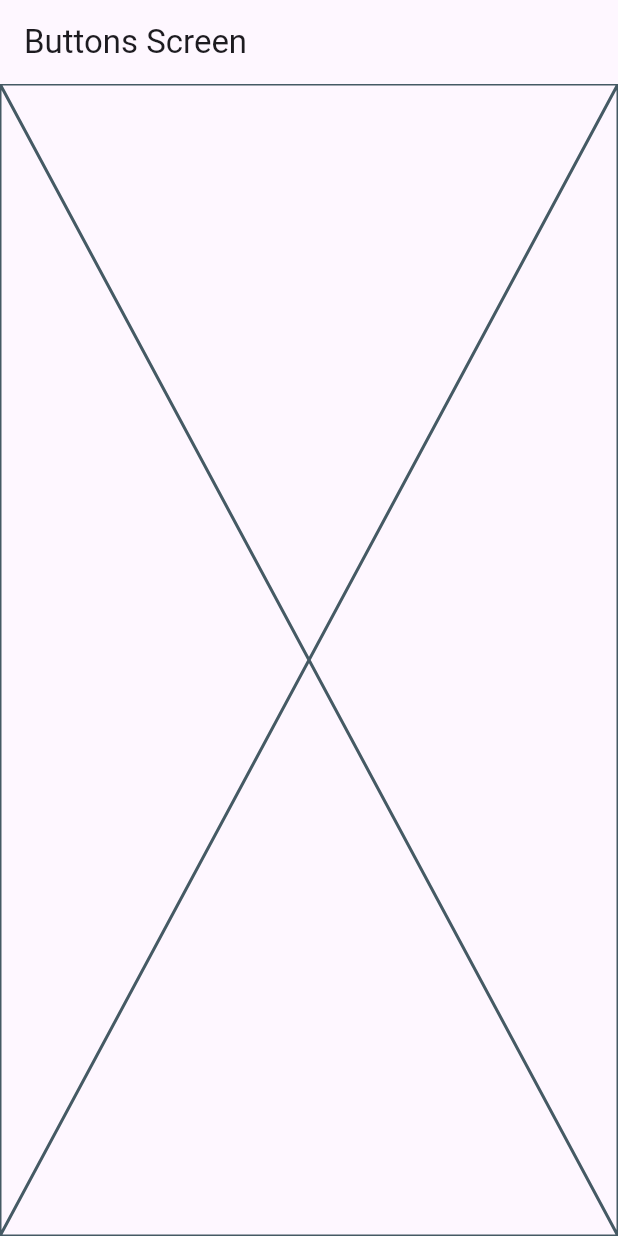
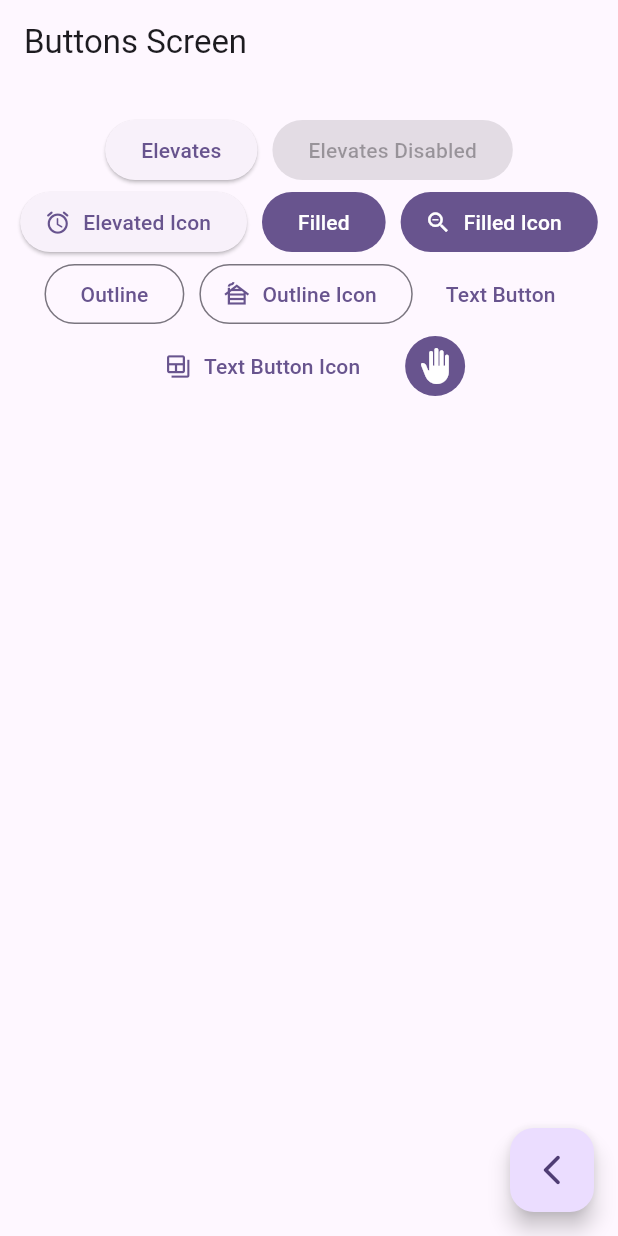
Before and after one commit to Fredy002/FlutterRiverpodWidgetsSuite, a Flutter app: the ButtonsScreen screen opened by its route, on a phone screen of 412 x 824 dp. Run offline on Flutter 3.47's test engine with Material 2 defaults, Android fonts, the phone set to English and light mode, and no system bars; our stand-ins replace go_router.

Commit message:
types of buttons

```diff
--- a/lib/src/screens/buttons/buttonsScreen.dart
+++ b/lib/src/screens/buttons/buttonsScreen.dart
@@ -1,5 +1,6 @@
 // ignore_for_file: file_names
 import 'package:flutter/material.dart';
+import 'package:go_router/go_router.dart';
 
 class ButtonsScreen extends StatelessWidget {
   static const String name = 'buttons_screen';
@@ -10,7 +11,65 @@ class ButtonsScreen extends StatelessWidget {
   Widget build(BuildContext context) {
     return Scaffold(
       appBar: AppBar(title: const Text('Buttons Screen')),
-      body: const Placeholder(),
+      body: const _buttonsView(),
+      floatingActionButton: FloatingActionButton(
+        onPressed: () {
+          context.pop();
+        },
+        child: const Icon(Icons.arrow_back_ios_new_rounded),
+      ),
     );
   }
 }
+
+class _buttonsView extends StatelessWidget {
+  const _buttonsView();
+
+  @override
+  Widget build(BuildContext context) {
+    final colors = Theme.of(context).colorScheme;
+
+    return SizedBox(
+      //solo para este ejemplo
+      width: double.infinity,
+      child: Padding(
+        padding: const EdgeInsets.symmetric(horizontal: 10, vertical: 20),
+        child: Wrap(
+          spacing: 10,
+          alignment: WrapAlignment.center,
+          children: [
+            ElevatedButton(onPressed: () {}, child: const Text('Elevates')),
+            const ElevatedButton(
+                onPressed: null, child: Text('Elevates Disabled')),
+            ElevatedButton.icon(
+                onPressed: () {},
+                icon: const Icon(Icons.access_alarm_rounded),
+                label: const Text('Elevated Icon')),
+            FilledButton(onPressed: () {}, child: const Text('Filled')),
+            FilledButton.icon(
+                onPressed: () {},
+                icon: const Icon(Icons.zoom_out_sharp),
+                label: const Text('Filled Icon')),
+            OutlinedButton(onPressed: () {}, child: const Text('Outline')),
+            OutlinedButton.icon(
+                onPressed: () {},
+                icon: const Icon(Icons.cabin_outlined),
+                label: const Text('Outline Icon')),
+            TextButton(onPressed: () {}, child: const Text('Text Button')),
+            TextButton.icon(
+                onPressed: () {},
+                icon: const Icon(Icons.backup_table_outlined),
+                label: const Text('Text Button Icon')),
+            // Todo: custom button
+            IconButton(
+                onPressed: () {},
+                icon: const Icon(Icons.back_hand_rounded),
+                style: ButtonStyle(
+                    backgroundColor: MaterialStatePropertyAll(colors.primary),
+                    iconColor: const MaterialStatePropertyAll(Colors.white))),
+          ],
+        ),
+      ),
+    );
+  }
+}
--- a/lib/src/screens/home/homeScreen.dart
+++ b/lib/src/screens/home/homeScreen.dart
@@ -2,7 +2,6 @@
 import 'package:flutter/material.dart';
 import 'package:go_router/go_router.dart';
 import 'package:widgets_app/config/menu/menuItems.dart';
-import 'package:widgets_app/src/screens/screens.dart';
 class HomeScreen extends StatelessWidget {
 
   static const String name = 'home_screen';
```
